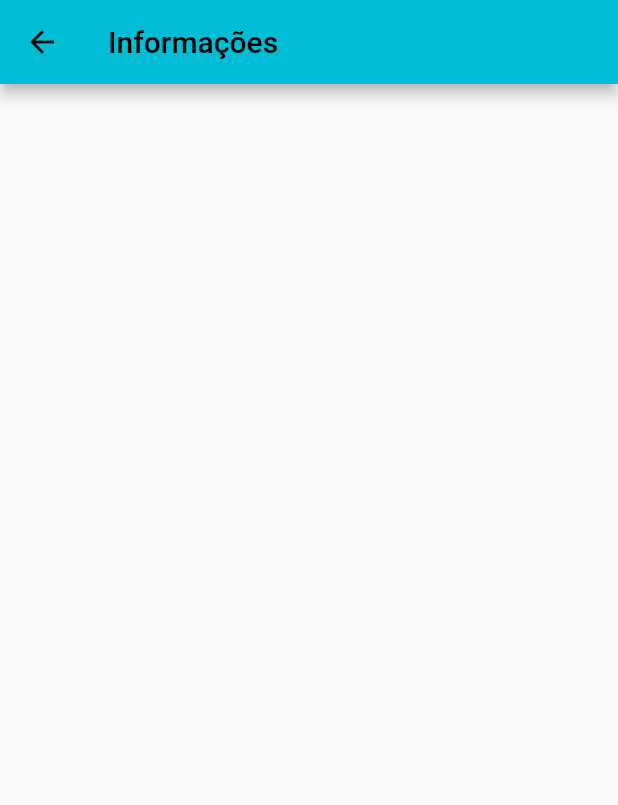
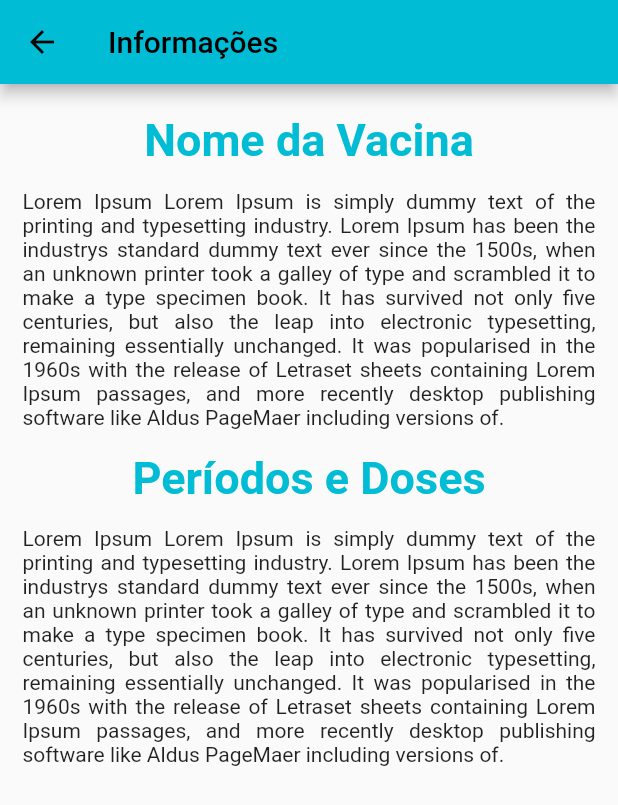
Before and after one commit to pablossousa/petcare, a Flutter app: the DescricaoVacina screen opened directly, on a phone screen of 412 x 824 dp. Shown: the top 805 px of the screen. Run offline on Flutter 3.47's test engine with Material 2 defaults, Android fonts, the phone set to English and light mode, and no system bars.

Commit message:
final for a while

```diff
--- a/lib/descricao_vacina.dart
+++ b/lib/descricao_vacina.dart
@@ -14,6 +14,36 @@
       appBar: AppBar(
         title: const Text('Informações'),
       ),
+      body: const Column(
+        children: [
+          SizedBox(
+            width: double.infinity,
+            height: 20,
+          ),
+          Text(
+            'Nome da Vacina',
+            style: TextStyle(fontSize: 30, fontWeight: FontWeight.bold, color: Colors.cyan),
+          ),
+          Padding(
+            padding: EdgeInsets.all(15),
+            child: Text(
+            'Lorem Ipsum Lorem Ipsum is simply dummy text of the printing and typesetting industry. Lorem Ipsum has been the industrys standard dummy text ever since the 1500s, when an unknown printer took a galley of type and scrambled it to make a type specimen book. It has survived not only five centuries, but also the leap into electronic typesetting, remaining essentially unchanged. It was popularised in the 1960s with the release of Letraset sheets containing Lorem Ipsum passages, and more recently desktop publishing software like Aldus PageMaer including versions of.',
+            textAlign: TextAlign.justify,
+            ),
+          ),
+          Text(
+            'Períodos e Doses',
+            style: TextStyle(fontSize: 30, fontWeight: FontWeight.bold, color: Colors.cyan),
+          ),
+          Padding(
+            padding: EdgeInsets.all(15),
+            child: Text(
+            'Lorem Ipsum Lorem Ipsum is simply dummy text of the printing and typesetting industry. Lorem Ipsum has been the industrys standard dummy text ever since the 1500s, when an unknown printer took a galley of type and scrambled it to make a type specimen book. It has survived not only five centuries, but also the leap into electronic typesetting, remaining essentially unchanged. It was popularised in the 1960s with the release of Letraset sheets containing Lorem Ipsum passages, and more recently desktop publishing software like Aldus PageMaer including versions of.',
+            textAlign: TextAlign.justify,
+            ),
+          )
+        ]
+      ),
     );
   }
 }
```
